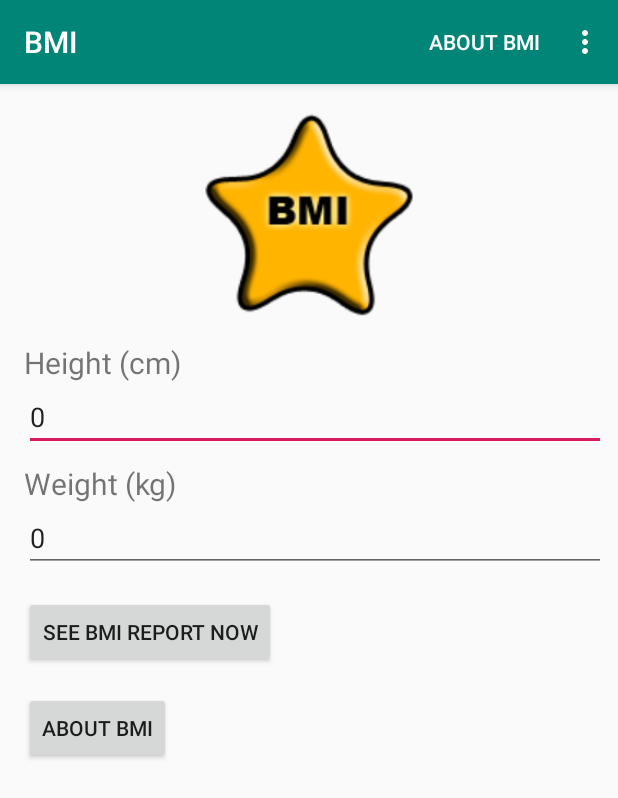
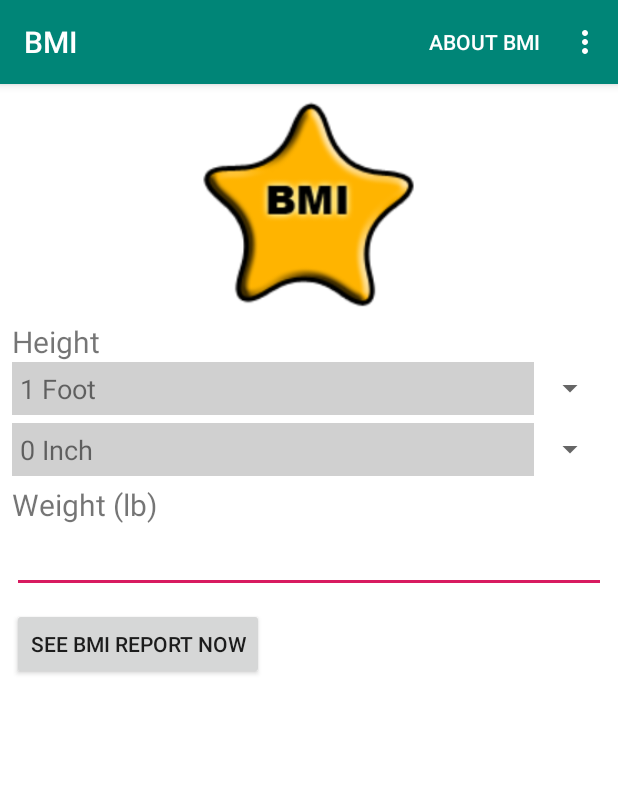
Before and after one commit to Fresh-meat666/Android-BMI, an Android app: the screen it shows after launch (MainActivity), on a phone screen of 412 x 824 dp. Shown: the top 798 px of the screen. Run offline under Robolectric (Android 15) with nearby library versions, the phone set to English and light mode, and no system bars.

```diff
--- a/app/src/main/java/com/example/bmi/MainActivity.java
+++ b/app/src/main/java/com/example/bmi/MainActivity.java
@@ -3,7 +3,6 @@ package com.example.bmi;
 import android.app.AlertDialog;
 import android.content.DialogInterface;
 import android.content.Intent;
-import android.content.SharedPreferences;
 import android.net.Uri;
 import android.os.Bundle;
 import android.view.ContextMenu;
@@ -11,10 +10,12 @@ import android.view.Menu;
 import android.view.MenuInflater;
 import android.view.MenuItem;
 import android.view.View;
+import android.widget.AdapterView;
+import android.widget.ArrayAdapter;
 import android.widget.Button;
 import android.widget.EditText;
 import android.widget.ImageView;
-import android.widget.Toast;
+import android.widget.Spinner;
 
 import androidx.appcompat.app.AppCompatActivity;
 
@@ -24,6 +25,7 @@ public class MainActivity extends AppCompatActivity {
     Button aboutButton;
     ImageView mImageView;
 
+    /**
      public void savePreferences(String h, String w) {
      SharedPreferences pref = getSharedPreferences("BMI", MODE_PRIVATE);
      pref.edit().putString("height", h).apply();
@@ -36,64 +38,120 @@ public class MainActivity extends AppCompatActivity {
      vWeight.setText(pref.getString("weight", "0"));
      }
 
-    @Override
-    protected void onStart() {
+     @Override protected void onStart() {
      super.onStart();
      loadPreferences();
      }
+     */
+
+    /**
+     * @Override protected void onCreate(Bundle savedInstanceState) {
+     * super.onCreate(savedInstanceState);
+     * setContentView(R.layout.activity_main);
+     * <p>
+     * //-- get views
+     * vHeight = (EditText) findViewById(R.id.heightET);
+     * vWeight = (EditText) findViewById(R.id.weightET);
+     * submitButton = (Button) findViewById(R.id.reportBtn);
+     * aboutButton = (Button) findViewById(R.id.aboutBtn);
+     * mImageView = (ImageView) findViewById(R.id.imageView);
+     * registerForContextMenu(mImageView);
+     * <p>
+     * <p>
+     * submitButton.setOnClickListener(new View.OnClickListener() {
+     * @Override public void onClick(View v) {
+     * String height = vHeight.getText().toString();
+     * String weight = vWeight.getText().toString();
+     * if (height.equals("") || weight.equals("")) {
+     * Toast.makeText(MainActivity.this, R.string.bmi_warning,
+     * Toast.LENGTH_LONG).show();
+     * } else {
+     * Intent intent = new Intent(getApplicationContext(), ReportActivity.class);
+     * Bundle bundle = new Bundle();
+     * bundle.putString("height", height);
+     * bundle.putString("weight", weight);
+     * intent.putExtras(bundle);
+     * startActivity(intent);
+     * }
+     * savePreferences(height, weight);
+     * }
+     * });
+     * <p>
+     * aboutButton.setOnClickListener(new View.OnClickListener() {
+     * @Override public void onClick(View v) {
+     * AlertDialog.Builder builder =
+     * new AlertDialog.Builder(MainActivity.this);
+     * builder.setTitle(R.string.about_button);
+     * builder.setMessage(R.string.about_msg);
+     * builder.setPositiveButton("OK",
+     * new DialogInterface.OnClickListener() {
+     * @Override public void onClick(DialogInterface dialog, int which) {
+     * }
+     * });
+     * builder.create();
+     * builder.show();
+     * }
+     * });
+     * }
+     */
+
+    /**
+     * Called when the activity is first created.
+     */
+
+    String[] feetArray, inchesArray;
+    int feet, inches;
+    Spinner spinnerFeet, spinnerInches;
 
     @Override
-    protected void onCreate(Bundle savedInstanceState) {
+    public void onCreate(Bundle savedInstanceState) {
         super.onCreate(savedInstanceState);
         setContentView(R.layout.activity_main);
 
-        //-- get views
-        vHeight = (EditText) findViewById(R.id.heightET);
-        vWeight = (EditText) findViewById(R.id.weightET);
-        submitButton = (Button) findViewById(R.id.reportBtn);
-        aboutButton = (Button) findViewById(R.id.aboutBtn);
-        mImageView = (ImageView) findViewById(R.id.imageView);
-        registerForContextMenu(mImageView);
+        vWeight = (EditText) findViewById(R.id.weight);
+        feetArray = getResources().getStringArray(R.array.feet);
+        inchesArray = getResources().getStringArray(R.array.inches);
+        spinnerFeet = (Spinner) findViewById(R.id.spinner_feet);
+        ArrayAdapter<String> adapterFeet = new ArrayAdapter<String>(this,
+                R.layout.dropdown_item, feetArray);
+        spinnerFeet.setAdapter(adapterFeet);
+        spinnerInches = (Spinner) findViewById(R.id.spinner_inches);
+        ArrayAdapter<String> adapterInches = new ArrayAdapter<String>(this,
+                R.layout.dropdown_item, inchesArray);
+        spinnerInches.setAdapter(adapterInches);
+        spinnerFeet.setOnItemSelectedListener(new Spinner.OnItemSelectedListener() {
+            @Override
+            public void onItemSelected(AdapterView<?> arg0, View arg1, int arg2, long arg3) {
+                feet = arg0.getSelectedItemPosition() + 1;
+            }
 
+            @Override
+            public void onNothingSelected(AdapterView<?> arg0) {
+            }
+        });
+        spinnerInches.setOnItemSelectedListener(new Spinner.OnItemSelectedListener() {
+            @Override
+            public void onItemSelected(AdapterView<?> arg0, View arg1, int arg2, long arg3) {
+                inches = arg0.getSelectedItemPosition();
+            }
 
-        submitButton.setOnClickListener(new View.OnClickListener() {
             @Override
-            public void onClick(View v) {
-                String height = vHeight.getText().toString();
+            public void onNothingSelected(AdapterView<?> arg0) {
+            }
+        });
+    }
+
+    public void calcBMI(View view) {
         String weight = vWeight.getText().toString();
-                if (height.equals("") || weight.equals("")) {
-                    Toast.makeText(MainActivity.this, R.string.bmi_warning,
-                            Toast.LENGTH_LONG).show();
-                } else {
-                    Intent intent = new Intent(getApplicationContext(), ReportActivity.class);
+        Intent intent = new Intent(this, ReportActivity.class);
         Bundle bundle = new Bundle();
-                    bundle.putString("height", height);
+        bundle.putInt("feet", feet);
+        bundle.putInt("inches", inches);
         bundle.putString("weight", weight);
         intent.putExtras(bundle);
         startActivity(intent);
     }
-                savePreferences(height, weight);
-            }
-        });
 
-        aboutButton.setOnClickListener(new View.OnClickListener() {
-            @Override
-            public void onClick(View v) {
-                AlertDialog.Builder builder =
-                        new AlertDialog.Builder(MainActivity.this);
-                builder.setTitle(R.string.about_button);
-                builder.setMessage(R.string.about_msg);
-                builder.setPositiveButton("OK",
-                        new DialogInterface.OnClickListener() {
-                            @Override
-                            public void onClick(DialogInterface dialog, int which) {
-                            }
-                        });
-                builder.create();
-                builder.show();
-            }
-        });
-    }
 
     // --- Option Menu ---
     @Override
--- a/app/src/main/java/com/example/bmi/NewClass.java
+++ /dev/null
@@ -1,7 +0,0 @@
-package com.example.bmi;
-
-public class NewClass {
-    public NewClass() {
-
-    }
-}
--- a/app/src/main/java/com/example/bmi/ReportActivity.java
+++ b/app/src/main/java/com/example/bmi/ReportActivity.java
@@ -16,8 +16,8 @@ public class ReportActivity extends AppCompatActivity {
         setContentView(R.layout.activity_report);
 
         Bundle bundle = getIntent().getExtras();
-        double height = Double.parseDouble(bundle.getString("height")) / 100;
-        double weight = Double.parseDouble(bundle.getString("weight"));
+        double height = (bundle.getInt("feet") * 12 + bundle.getInt("inches"))*0.0254;
+        double weight = Double.parseDouble(bundle.getString("weight"))*0.45359;
         double bmi = weight / (height * height);
         DecimalFormat nf = new DecimalFormat("0.00");
         TextView result = (TextView) findViewById(R.id.resultTV);
@@ -27,9 +27,11 @@ public class ReportActivity extends AppCompatActivity {
         TextView advice = (TextView) findViewById(R.id.adviceTV);
         if (bmi > 25) {
             image.setImageResource(R.drawable.bot_fat);
+            image.animate().scaleX(1.5f).scaleY(1.5f).setDuration(4000);
             advice.setText(R.string.advice_heavy);
         } else if (bmi < 20) {
             image.setImageResource(R.drawable.bot_thin);
+            image.animate().scaleX(0.5f).scaleY(0.5f).setDuration(4000);
             advice.setText(R.string.advice_light);
         } else {
             image.setImageResource(R.drawable.bot_fit);
--- a/app/src/main/res/layout-port/activity_main.xml
+++ b/app/src/main/res/layout-port/activity_main.xml
@@ -1,88 +1,55 @@
 <?xml version="1.0" encoding="utf-8"?>
-<androidx.constraintlayout.widget.ConstraintLayout xmlns:android="http://schemas.android.com/apk/res/android"
-    xmlns:app="http://schemas.android.com/apk/res-auto"
-    xmlns:tools="http://schemas.android.com/tools"
+<LinearLayout xmlns:android="http://schemas.android.com/apk/res/android"
     android:layout_width="match_parent"
     android:layout_height="match_parent"
-    tools:context=".MainActivity">
+    android:background="#FFFFFF"
+    android:orientation="vertical"
+    android:padding="8dp">
 
     <ImageView
         android:id="@+id/imageView"
-        android:layout_width="140dp"
-        android:layout_height="140dp"
-        android:layout_marginStart="8dp"
-        android:layout_marginTop="16dp"
-        android:layout_marginEnd="8dp"
-        app:layout_constraintEnd_toEndOf="parent"
-        app:layout_constraintStart_toStartOf="parent"
-        app:layout_constraintTop_toTopOf="parent"
-        app:srcCompat="@drawable/icon_128" />
+        android:layout_width="150dp"
+        android:layout_height="150dp"
+        android:layout_gravity="center_horizontal"
+        android:paddingBottom="8dp"
+        android:src="@drawable/icon_128" />
 
     <TextView
-        android:id="@+id/textView"
-        android:layout_width="wrap_content"
+        android:layout_width="match_parent"
         android:layout_height="wrap_content"
-        android:layout_marginStart="16dp"
-        android:layout_marginTop="16dp"
         android:text="@string/bmi_height"
-        android:textSize="20sp"
-        app:layout_constraintStart_toStartOf="parent"
-        app:layout_constraintTop_toBottomOf="@+id/imageView" />
+        android:textSize="20sp" />
+
+    <Spinner
+        android:id="@+id/spinner_feet"
+        android:layout_width="match_parent"
+        android:layout_height="wrap_content" />
+
+    <Spinner
+        android:id="@+id/spinner_inches"
+        android:layout_width="match_parent"
+        android:layout_height="wrap_content"
+        android:layout_marginTop="5dp" />
+
+    <TextView
+        android:layout_width="match_parent"
+        android:layout_height="wrap_content"
+        android:layout_marginTop="5dp"
+        android:text="@string/bmi_weight"
+        android:textSize="20sp" />
 
     <EditText
-        android:id="@+id/heightET"
-        android:layout_width="0dp"
+        android:id="@+id/weight"
+        android:layout_width="match_parent"
         android:layout_height="wrap_content"
-        android:layout_marginStart="16dp"
-        android:layout_marginEnd="8dp"
-        android:ems="10"
+        android:layout_marginBottom="10dp"
         android:inputType="number"
-        app:layout_constraintEnd_toEndOf="parent"
-        app:layout_constraintStart_toStartOf="parent"
-        app:layout_constraintTop_toBottomOf="@+id/textView" />
-
-    <TextView
-        android:id="@+id/textView2"
-        android:layout_width="wrap_content"
-        android:layout_height="wrap_content"
-        android:layout_marginStart="16dp"
-        android:layout_marginTop="8dp"
-        android:text="@string/bmi_weight"
-        android:textSize="20sp"
-        app:layout_constraintStart_toStartOf="parent"
-        app:layout_constraintTop_toBottomOf="@+id/heightET" />
-
-    <EditText
-        android:id="@+id/weightET"
-        android:layout_width="0dp"
-        android:layout_height="wrap_content"
-        android:layout_marginStart="16dp"
-        android:layout_marginEnd="8dp"
-        android:ems="10"
-        android:inputType="number"
-        app:layout_constraintEnd_toEndOf="parent"
-        app:layout_constraintStart_toStartOf="parent"
-        app:layout_constraintTop_toBottomOf="@+id/textView2" />
+        android:text="" />
 
     <Button
         android:id="@+id/reportBtn"
         android:layout_width="wrap_content"
         android:layout_height="wrap_content"
-        android:layout_marginStart="16dp"
-        android:layout_marginTop="16dp"
-        android:text="@string/bmi_btn"
-        app:layout_constraintStart_toStartOf="parent"
-        app:layout_constraintTop_toBottomOf="@+id/weightET" />
-
-    <Button
-        android:id="@+id/aboutBtn"
-        android:layout_width="wrap_content"
-        android:layout_height="wrap_content"
-        android:layout_marginStart="16dp"
-        android:layout_marginTop="16dp"
-        android:text="@string/about_button"
-        app:layout_constraintStart_toStartOf="parent"
-        app:layout_constraintTop_toBottomOf="@+id/reportBtn" />
-
-
-</androidx.constraintlayout.widget.ConstraintLayout>
+        android:onClick="calcBMI"
+        android:text="@string/bmi_btn" />
+</LinearLayout>
--- a/app/src/main/res/layout/activity_main.xml
+++ b/app/src/main/res/layout/activity_main.xml
@@ -1,79 +1,55 @@
 <?xml version="1.0" encoding="utf-8"?>
-<androidx.constraintlayout.widget.ConstraintLayout
-    xmlns:android="http://schemas.android.com/apk/res/android"
-    xmlns:app="http://schemas.android.com/apk/res-auto"
-    xmlns:tools="http://schemas.android.com/tools"
+<LinearLayout xmlns:android="http://schemas.android.com/apk/res/android"
     android:layout_width="match_parent"
     android:layout_height="match_parent"
-    tools:context=".MainActivity">
+    android:background="#FFFFFF"
+    android:orientation="vertical"
+    android:padding="8dp">
 
     <ImageView
         android:id="@+id/imageView"
-        android:layout_width="140dp"
-        android:layout_height="140dp"
-        android:layout_marginStart="8dp"
-        android:layout_marginTop="16dp"
-        android:layout_marginEnd="8dp"
-        app:layout_constraintEnd_toEndOf="parent"
-        app:layout_constraintStart_toStartOf="parent"
-        app:layout_constraintTop_toTopOf="parent"
-        app:srcCompat="@drawable/icon_128" />
+        android:layout_width="150dp"
+        android:layout_height="150dp"
+        android:layout_gravity="center_horizontal"
+        android:paddingBottom="8dp"
+        android:src="@drawable/icon_128" />
 
     <TextView
-        android:id="@+id/textView"
-        android:layout_width="wrap_content"
+        android:layout_width="match_parent"
         android:layout_height="wrap_content"
-        android:layout_marginStart="16dp"
-        android:layout_marginTop="16dp"
         android:text="@string/bmi_height"
-        android:textSize="20sp"
-        app:layout_constraintStart_toStartOf="parent"
-        app:layout_constraintTop_toBottomOf="@+id/imageView" />
+        android:textSize="20sp" />
+
+    <Spinner
+        android:id="@+id/spinner_feet"
+        android:layout_width="match_parent"
+        android:layout_height="wrap_content" />
+
+    <Spinner
+        android:id="@+id/spinner_inches"
+        android:layout_width="match_parent"
+        android:layout_height="wrap_content"
+        android:layout_marginTop="5dp" />
+
+    <TextView
+        android:layout_width="match_parent"
+        android:layout_height="wrap_content"
+        android:layout_marginTop="5dp"
+        android:text="@string/bmi_weight"
+        android:textSize="20sp" />
 
     <EditText
-        android:id="@+id/heightET"
-        android:layout_width="0dp"
+        android:id="@+id/weight"
+        android:layout_width="match_parent"
         android:layout_height="wrap_content"
-        android:layout_marginStart="16dp"
-        android:layout_marginEnd="8dp"
-        android:ems="10"
+        android:layout_marginBottom="10dp"
         android:inputType="number"
-        app:layout_constraintEnd_toEndOf="parent"
-        app:layout_constraintStart_toStartOf="parent"
-        app:layout_constraintTop_toBottomOf="@+id/textView" />
-
-    <TextView
-        android:id="@+id/textView2"
-        android:layout_width="wrap_content"
-        android:layout_height="wrap_content"
-        android:layout_marginStart="16dp"
-        android:layout_marginTop="8dp"
-        android:text="@string/bmi_weight"
-        android:textSize="20sp"
-        app:layout_constraintStart_toStartOf="parent"
-        app:layout_constraintTop_toBottomOf="@+id/heightET" />
-
-    <EditText
-        android:id="@+id/weightET"
-        android:layout_width="0dp"
-        android:layout_height="wrap_content"
-        android:layout_marginStart="16dp"
-        android:layout_marginEnd="8dp"
-        android:ems="10"
-        android:inputType="number"
-        app:layout_constraintEnd_toEndOf="parent"
-        app:layout_constraintStart_toStartOf="parent"
-        app:layout_constraintTop_toBottomOf="@+id/textView2" />
+        android:text="" />
 
     <Button
         android:id="@+id/reportBtn"
         android:layout_width="wrap_content"
         android:layout_height="wrap_content"
-        android:layout_marginStart="16dp"
-        android:layout_marginTop="36dp"
-        android:text="@string/bmi_btn"
-        app:layout_constraintStart_toStartOf="parent"
-        app:layout_constraintTop_toBottomOf="@+id/weightET" />
-
-
-</androidx.constraintlayout.widget.ConstraintLayout>
+        android:onClick="calcBMI"
+        android:text="@string/bmi_btn" />
+</LinearLayout>
--- /dev/null
+++ b/app/src/main/res/layout/dropdown_item.xml
@@ -0,0 +1,8 @@
+<?xml version="1.0" encoding="utf-8"?>
+<TextView xmlns:android="http://schemas.android.com/apk/res/android"
+    android:layout_width="match_parent"
+    android:layout_height="match_parent"
+    android:background="#FFD0D0D0"
+    android:padding="5dp"
+    android:textSize="18sp">
+</TextView>
--- a/app/src/main/res/values/strings.xml
+++ b/app/src/main/res/values/strings.xml
@@ -1,11 +1,11 @@
 <resources>
     <string name="app_name">BMI</string>
 
-    <string name="bmi_height">Height (cm)</string>
-    <string name="bmi_weight">Weight (kg)</string>
+    <string name="bmi_height">Height</string>
+    <string name="bmi_weight">Weight (lb)</string>
     <string name="bmi_btn">See BMI Report Now</string>
     <string name="bmi_result">Your BMI value is</string>
-    <string name="bmi_warning">Height/Weight cannot be empty.</string>
+    <string name="bmi_warning">Weight cannot be empty.</string>
     <string name="advice_light">You need more calories!</string>
     <string name="advice_average">You look great!</string>
     <string name="advice_heavy">You should be on diet!</string>
@@ -17,4 +17,29 @@
     <string name="menu_exit">Exit</string>
     <string name="ok">OK</string>
 
+    <string-array name="feet">
+        <item>1 Foot</item>
+        <item>2 Feet</item>
+        <item>3 Feet</item>
+        <item>4 Feet</item>
+        <item>5 Feet</item>
+        <item>6 Feet</item>
+        <item>7 Feet</item>
+        <item>8 Feet</item>
+    </string-array>
+    <string-array name="inches">
+        <item>0 Inch</item>
+        <item>1 Inch</item>
+        <item>2 Inches</item>
+        <item>3 Inches</item>
+        <item>4 Inches</item>
+        <item>5 Inches</item>
+        <item>6 Inches</item>
+        <item>7 Inches</item>
+        <item>8 Inches</item>
+        <item>9 Inches</item>
+        <item>10 Inches</item>
+        <item>11 Inches</item>
+    </string-array>
+
 </resources>
```
Lines whose indentation alone changed are shown as unchanged.
